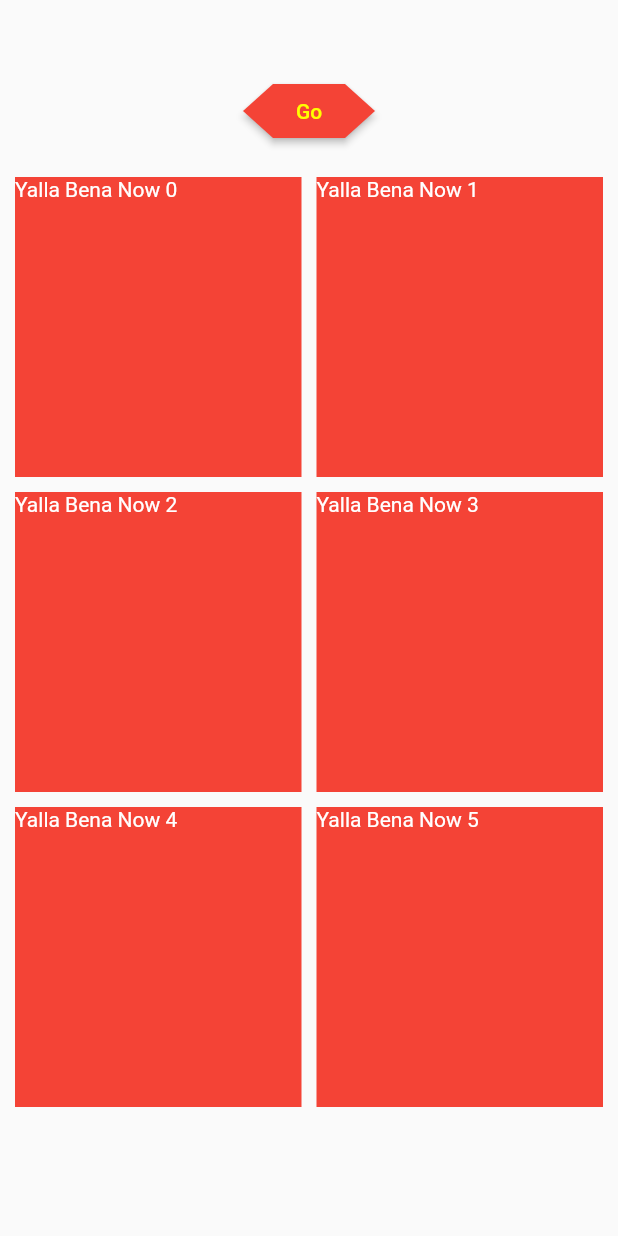
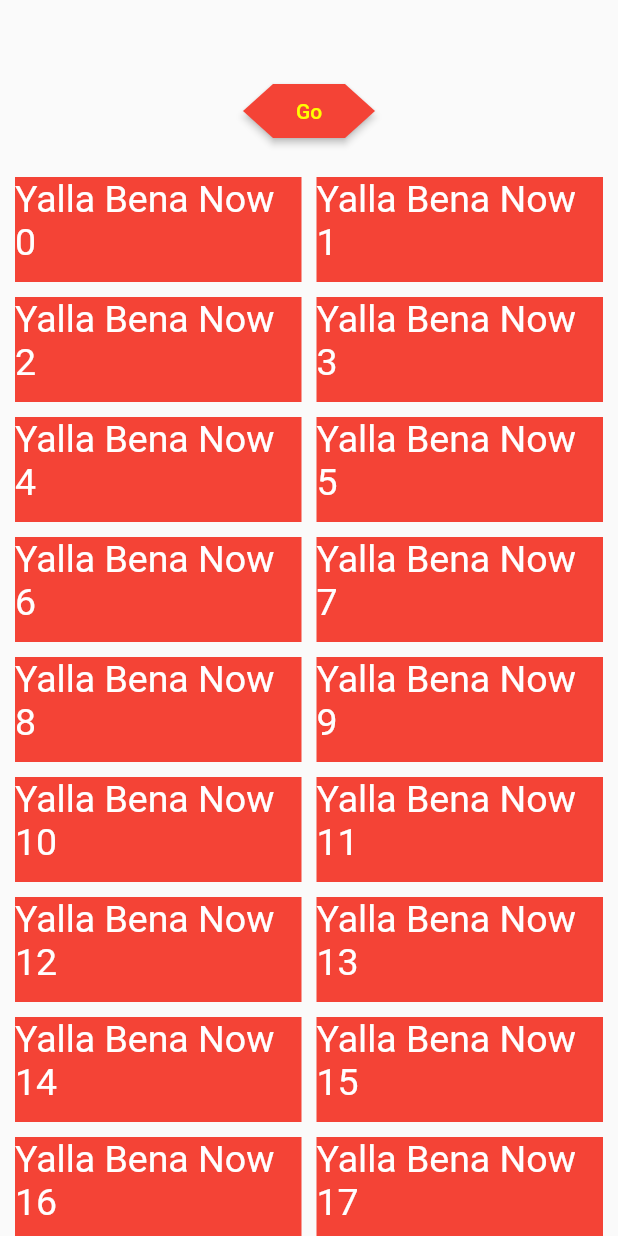
Before and after one commit to 14mohamedahmed/Animated-list-to-grid-view, a Flutter app: the screen it shows after launch, on a phone screen of 412 x 824 dp. Run offline on Flutter 3.47's test engine with Material 2 defaults, Android fonts, the phone set to English and light mode, and no system bars; our stand-ins replace get_it.

Commit message:
change diemntion to be dynamic

```diff
--- a/lib/main.dart
+++ b/lib/main.dart
@@ -1,6 +1,7 @@
 import 'package:animated_switch_grid_list/home/home.dart';
 import 'package:flutter/material.dart';
 import 'package:flutter/rendering.dart';
+import 'package:flutter/scheduler.dart';
 
 void main() {
   runApp(const MyApp());
@@ -40,50 +41,57 @@ class Option1 extends StatefulWidget {
 }
 
 class _Option1State extends State<Option1> with TickerProviderStateMixin {
-  late Animation<double>? animationAfterIndex1YAxis;
-  late Animation<double>? animationAfterindex1XAxis;
-  late Animation<double>? animationIndexEventYAxis;
-  late Animation<double>? animationTextPostitionLeftSideXAxis;
-  late Animation<double>? animationTextPostitionRightSideYAxis;
-  late Animation<Color?> animateTextColor;
-  late AnimationController? animationController;
+  Animation<double>? animationAfterIndex1YAxis;
+  Animation<double>? animationAfterindex1XAxis;
+  Animation<double>? animationIndexEventYAxis;
+  Animation<double>? animationTextPostitionLeftSideXAxis;
+  Animation<double>? animationTextPostitionRightSideYAxis;
+  Animation<Color?>? animateTextColor;
+  AnimationController? animationController;
   final int multiplyIn = 2;
-  var screenSize ;
-  @override
-  void initState() {
-    // TODO: implement initState
-    super.initState();
+  Size? screenSize;
+  bool isList = false;
+  bool isScreenLoaded = false;
+  _myFunction(context) {
+    screenSize = MediaQuery.of(context).size;
+    isScreenLoaded = false;
     animationController = AnimationController(
       vsync: this,
       duration: Duration(seconds: 3),
     );
-    animationAfterIndex1YAxis = Tween<double>(begin: 0, end: 210).animate(
+    animationAfterIndex1YAxis = Tween<double>(begin: 0, end: 80).animate(
+        // y=210
         CurvedAnimation(
             parent: animationController!, curve: Curves.easeInOutCubic))
       ..addListener(() {
         setState(() {});
       });
-    animationAfterindex1XAxis = Tween<double>(begin: 0, end: -207).animate(
+    animationAfterindex1XAxis =
+        Tween<double>(begin: 0, end: -screenSize!.width / 2 + 6).animate(
+            // x = -207
             CurvedAnimation(
                 parent: animationController!, curve: Curves.easeInOutCubic))
           ..addListener(() {
             setState(() {});
           });
 
-    animationIndexEventYAxis = Tween<double>(begin: 0, end: 210).animate(
+    animationIndexEventYAxis = Tween<double>(begin: 0, end: 80).animate(
+        // y = 210
         CurvedAnimation(
             parent: animationController!, curve: Curves.easeInOutCubic))
       ..addListener(() {
         setState(() {});
       });
-    animationTextPostitionLeftSideXAxis = Tween<double>(begin: 0, end: 210)
+    animationTextPostitionLeftSideXAxis = Tween<double>(
+            begin: 0, end: screenSize!.width / 21) // left to right by 210
         .animate(CurvedAnimation(
             parent: animationController!, curve: Curves.easeInOutCubic))
       ..addListener(() {
         setState(() {});
       });
 
-    animationTextPostitionRightSideYAxis = Tween<double>(begin: 0, end: 210)
+    animationTextPostitionRightSideYAxis = Tween<double>(
+            begin: 0, end: screenSize!.height * 80) //top to bottom by 210
         .animate(CurvedAnimation(
             parent: animationController!, curve: Curves.easeInOutCubic))
       ..addListener(() {
@@ -92,11 +100,20 @@ class _Option1State extends State<Option1> with TickerProviderStateMixin {
     animateTextColor = ColorTween(begin: Colors.white, end: Colors.black)
         .animate(CurvedAnimation(
             parent: animationController!, curve: Curves.easeInOutCubic));
+    setState(() {
+      isScreenLoaded = true;
+    });
+  }
+
+  @override
+  void initState() {
+    // TODO: implement initState
+    super.initState();
+    WidgetsBinding.instance.addPostFrameCallback((_) => _myFunction(context));
   }
 
   @override
   Widget build(BuildContext context) {
-    final size = MediaQuery.of(context).size;
     return Scaffold(
       body: Column(
         children: [
@@ -106,6 +123,8 @@ class _Option1State extends State<Option1> with TickerProviderStateMixin {
           Align(
             child: RaisedButton(
               onPressed: () {
+                isList = !isList;
+                setState(() {});
                 if (!animationController!.isCompleted)
                   animationController!.forward();
                 else
@@ -118,37 +137,52 @@ class _Option1State extends State<Option1> with TickerProviderStateMixin {
                   borderRadius: BorderRadius.all(Radius.circular(20))),
             ),
           ),
-          Expanded(
+          isScreenLoaded == false
+              ? Container()
+              : Expanded(
                   child: GridView.builder(
-              padding:
-                  const EdgeInsets.symmetric(horizontal: 10.0, vertical: 20.0),
+                    padding: const EdgeInsets.symmetric(
+                        horizontal: 10.0, vertical: 20.0),
                     shrinkWrap: true,
                     gridDelegate: SliverGridDelegateWithFixedCrossAxisCount(
                       crossAxisCount: animationController!.isCompleted ? 1 : 2,
                       crossAxisSpacing: 10,
                       mainAxisSpacing: 10.0,
-                mainAxisExtent: 200,
+                      mainAxisExtent: 70,
                     ),
-              itemCount: 6,
+                    itemCount: 20,
                     itemBuilder: (context, index) => Transform.translate(
                       offset: animationController!.isCompleted
                           ? const Offset(0, 0)
                           : index != 0
                               ? index.isOdd
                                   ? index > 1
-                                ? Offset(animationAfterindex1XAxis!.value,
-                                    animationAfterIndex1YAxis!.value * 2)
+                                      ? Offset(
+                                          animationAfterindex1XAxis!.value,
+                                          animationAfterIndex1YAxis!.value *
+                                              (index - 1) ) // every
                                       : Offset(animationAfterindex1XAxis!.value,
                                           animationAfterIndex1YAxis!.value)
-                            : Offset(0, animationIndexEventYAxis!.value)
+                                  : index > 2
+                                      ? Offset(
+                                          0,
+                                          animationIndexEventYAxis!.value *
+                                              (index / 2))
+                                      : Offset(
+                                          0, animationIndexEventYAxis!.value)
                               : const Offset(0, 0),
                       child: animationController!.isCompleted
                           ? Row(
                               children: [
-                          SizedBox(
-                            width: 200,
-                            height: 200,
-                            child: buildCard(index),
+                                Expanded(
+                                    child: Container(
+                                        margin: EdgeInsets.only(right: 5),
+                                        child: buildCard(index))),
+                                Expanded(
+                                  child: Visibility(
+                                    visible: false,
+                                    child: Container(),
+                                  ),
                                 ),
                               ],
                             )
@@ -168,7 +202,10 @@ class _Option1State extends State<Option1> with TickerProviderStateMixin {
   }
 
   Widget buildCard(index) {
-    return Container(
+    return GestureDetector(
+      onTap: () {},
+      child: Container(
+        height: 80,
         decoration: const BoxDecoration(
           color: Colors.red,
         ),
@@ -177,7 +214,9 @@ class _Option1State extends State<Option1> with TickerProviderStateMixin {
           child: Text(
             "Yalla Bena Now $index",
             style: TextStyle(
-            color: animateTextColor.value,
+              fontSize: 25,
+              color: animateTextColor!.value,
+            ),
           ),
         ),
       ),
```
Lines whose indentation alone changed are shown as unchanged.
